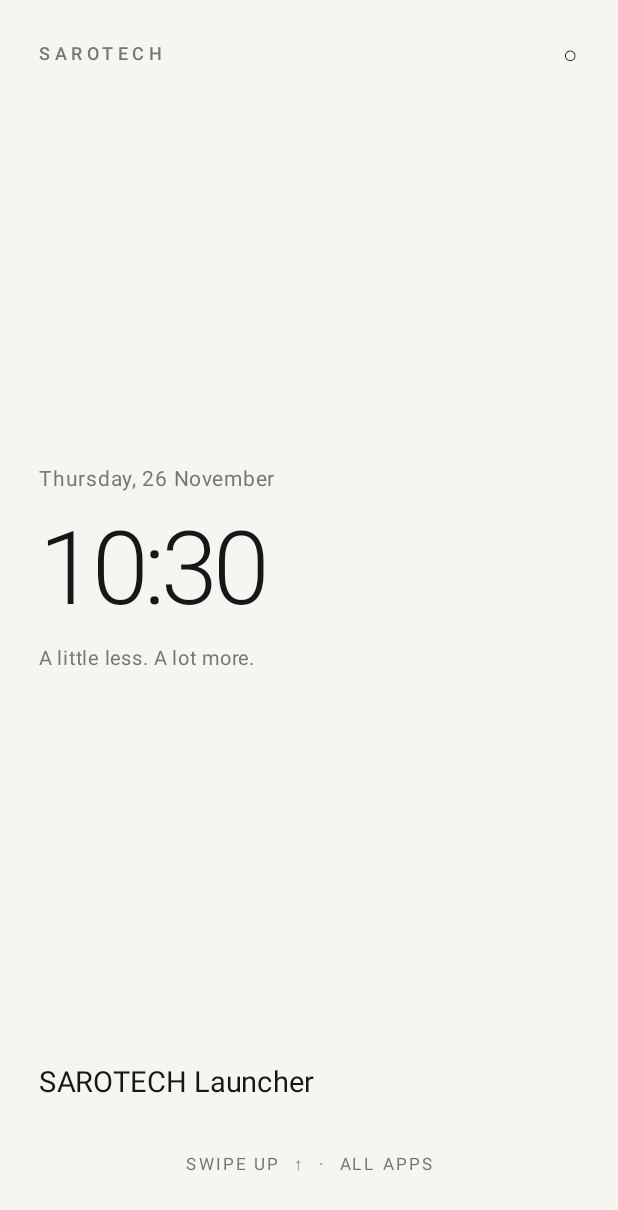
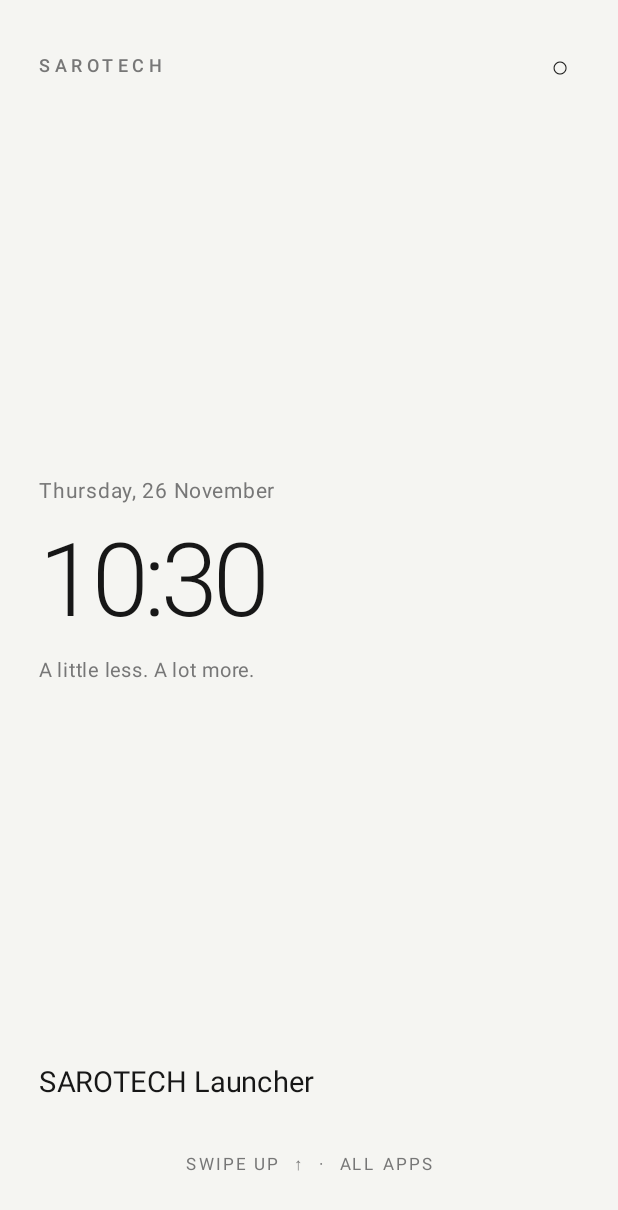
Before and after one commit to prashantlatta123-max/SARO_Launcher_pro, an Android app built with Jetpack Compose: the screen it shows after launch (MainActivity), on a phone screen of 412 x 824 dp. Shown: the top 1210 px of the screen. Run offline under Robolectric (Android 15) with nearby library versions, the phone set to English and light mode, and no system bars.

Commit message:
Update MainActivity.kt

```diff
--- a/app/src/main/java/com/sarotech/launcher/MainActivity.kt
+++ b/app/src/main/java/com/sarotech/launcher/MainActivity.kt
@@ -1,5 +1,7 @@
+
 package com.sarotech.launcher
 
+import android.content.Intent
 import android.content.IntentFilter
 import android.os.Build
 import android.os.Bundle
@@ -9,6 +11,7 @@ import androidx.activity.enableEdgeToEdge
 import androidx.compose.foundation.background
 import androidx.compose.foundation.clickable
 import androidx.compose.foundation.gestures.detectVerticalDragGestures
+import androidx.compose.foundation.isSystemInDarkTheme
 import androidx.compose.foundation.layout.*
 import androidx.compose.foundation.lazy.LazyColumn
 import androidx.compose.foundation.lazy.items
@@ -31,6 +34,7 @@ import androidx.lifecycle.Lifecycle
 import androidx.lifecycle.LifecycleEventObserver
 import androidx.lifecycle.compose.LocalLifecycleOwner
 import androidx.lifecycle.viewmodel.compose.viewModel
+import com.sarotech.launcher.data.AppEntry
 import com.sarotech.launcher.data.LauncherRepository
 import com.sarotech.launcher.receiver.PackageChangeReceiver
 import com.sarotech.launcher.ui.LauncherViewModel
@@ -42,21 +46,34 @@ import java.time.format.DateTimeFormatter
 import java.util.Locale
 
 class MainActivity : ComponentActivity() {
+
     private var packageReceiver: PackageChangeReceiver? = null
+
     private var packageChangeVersion by mutableIntStateOf(0)
 
     override fun onCreate(savedInstanceState: Bundle?) {
         super.onCreate(savedInstanceState)
+
         enableEdgeToEdge()
-        setContent { SarotechLauncher(packageChangeVersion = packageChangeVersion) }
+
+        setContent {
+            SarotechLauncher(
+                packageChangeVersion = packageChangeVersion
+            )
+        }
     }
 
     override fun onStart() {
         super.onStart()
+
+        if (packageReceiver != null) return
+
         val receiver = PackageChangeReceiver {
             packageChangeVersion++
         }
+
         packageReceiver = receiver
+
         val filter = IntentFilter().apply {
             addAction(Intent.ACTION_PACKAGE_ADDED)
             addAction(Intent.ACTION_PACKAGE_REMOVED)
@@ -64,75 +81,177 @@ class MainActivity : ComponentActivity() {
             addAction(Intent.ACTION_PACKAGE_REPLACED)
             addDataScheme("package")
         }
-        if (Build.VERSION.SDK_INT >= 33) {
-            registerReceiver(receiver, filter, RECEIVER_NOT_EXPORTED)
+
+        try {
+            if (Build.VERSION.SDK_INT >= Build.VERSION_CODES.TIRAMISU) {
+                registerReceiver(
+                    receiver,
+                    filter,
+                    RECEIVER_NOT_EXPORTED
+                )
             } else {
                 @Suppress("DEPRECATION")
                 registerReceiver(receiver, filter)
             }
+        } catch (exception: Exception) {
+            packageReceiver = null
+            android.util.Log.e(
+                "SAROTECH",
+                "Package receiver registration failed",
+                exception
+            )
+        }
     }
 
     override fun onStop() {
-        packageReceiver?.let { runCatching { unregisterReceiver(it) } }
+        packageReceiver?.let { receiver ->
+            try {
+                unregisterReceiver(receiver)
+            } catch (exception: IllegalArgumentException) {
+                android.util.Log.w(
+                    "SAROTECH",
+                    "Receiver was already unregistered",
+                    exception
+                )
+            }
+        }
+
         packageReceiver = null
+
         super.onStop()
     }
 }
 
 @Composable
-private fun SarotechLauncher(packageChangeVersion: Int) {
+private fun SarotechLauncher(
+    packageChangeVersion: Int
+) {
     val context = LocalContext.current
+
     val lifecycleOwner = LocalLifecycleOwner.current
-    val repository = remember { LauncherRepository(context.applicationContext) }
-    val factory = remember { LauncherViewModelFactory(repository) }
-    val viewModel: LauncherViewModel = viewModel(factory = factory)
-    val state by viewModel.state.collectAsState()
 
-    var query by remember { mutableStateOf("") }
-    var drawerOpen by remember { mutableStateOf(false) }
-    var darkOverride by remember { mutableStateOf<Boolean?>(null) }
-    val systemDark = androidx.compose.foundation.isSystemInDarkTheme()
+    val repository = remember {
+        LauncherRepository(context.applicationContext)
+    }
+
+    val factory = remember {
+        LauncherViewModelFactory(repository)
+    }
+
+    val launcherViewModel: LauncherViewModel = viewModel(
+        factory = factory
+    )
+
+    val state by launcherViewModel.state.collectAsState()
+
+    var query by remember {
+        mutableStateOf("")
+    }
+
+    var drawerOpen by remember {
+        mutableStateOf(false)
+    }
+
+    var darkOverride by remember {
+        mutableStateOf<Boolean?>(null)
+    }
+
+    val systemDark = isSystemInDarkTheme()
+
     val darkTheme = darkOverride ?: systemDark
 
-    LaunchedEffect(Unit) { viewModel.refresh() }
+    LaunchedEffect(Unit) {
+        launcherViewModel.refresh()
+    }
+
     LaunchedEffect(packageChangeVersion) {
-        if (packageChangeVersion > 0) viewModel.refresh()
+        if (packageChangeVersion > 0) {
+            launcherViewModel.refresh()
+        }
     }
 
     DisposableEffect(lifecycleOwner) {
         val observer = LifecycleEventObserver { _, event ->
-            if (event == Lifecycle.Event.ON_RESUME) viewModel.refresh()
+
+            if (event == Lifecycle.Event.ON_RESUME) {
+                launcherViewModel.refresh()
             }
-        lifecycleOwner.lifecycle.addObserver(observer)
-        onDispose { lifecycleOwner.lifecycle.removeObserver(observer) }
         }
 
-    val background = if (darkTheme) Color(0xFF050505) else Color(0xFFF5F5F2)
-    val foreground = if (darkTheme) Color(0xFFF3F0E8) else Color(0xFF171717)
-    val secondary = if (darkTheme) Color(0xFF969696) else Color(0xFF777777)
+        lifecycleOwner.lifecycle.addObserver(observer)
+
+        onDispose {
+            lifecycleOwner.lifecycle.removeObserver(observer)
+        }
+    }
+
+    val background = if (darkTheme) {
+        Color(0xFF050505)
+    } else {
+        Color(0xFFF5F5F2)
+    }
+
+    val foreground = if (darkTheme) {
+        Color(0xFFF3F0E8)
+    } else {
+        Color(0xFF171717)
+    }
+
+    val secondary = if (darkTheme) {
+        Color(0xFF969696)
+    } else {
+        Color(0xFF777777)
+    }
+
     val focusManager = LocalFocusManager.current
 
-    val filtered = remember(state.apps, query) {
+    val filteredApps = remember(state.apps, query) {
+
         val normalized = NativeBridge.normalize(query)
-        if (normalized.isBlank()) state.apps
-        else state.apps.filter { NativeBridge.normalize(it.label).contains(normalized) }
+
+        if (normalized.isBlank()) {
+            state.apps
+        } else {
+            state.apps.filter { app ->
+                NativeBridge.normalize(app.label)
+                    .contains(normalized)
+            }
+        }
     }
 
     MaterialTheme(
-        colorScheme = if (darkTheme) darkColorScheme(
-            background = background, surface = background, onBackground = foreground
-        ) else lightColorScheme(
-            background = background, surface = background, onBackground = foreground
+        colorScheme = if (darkTheme) {
+            darkColorScheme(
+                background = background,
+                surface = background,
+                onBackground = foreground,
+                onSurface = foreground
             )
+        } else {
+            lightColorScheme(
+                background = background,
+                surface = background,
+                onBackground = foreground,
+                onSurface = foreground
+            )
+        }
     ) {
+
         Box(
-            Modifier.fillMaxSize()
+            modifier = Modifier
+                .fillMaxSize()
                 .background(background)
                 .windowInsetsPadding(WindowInsets.safeDrawing)
-                .padding(horizontal = 26.dp, vertical = 24.dp)
+                .padding(
+                    horizontal = 26.dp,
+                    vertical = 24.dp
+                )
                 .pointerInput(drawerOpen) {
-                    if (!drawerOpen) detectVerticalDragGestures(
+
+                    if (!drawerOpen) {
+                        detectVerticalDragGestures(
                             onVerticalDrag = { change, amount ->
+
                                 if (amount < -8f) {
                                     change.consume()
                                     drawerOpen = true
@@ -140,30 +259,51 @@ private fun SarotechLauncher(packageChangeVersion: Int) {
                             }
                         )
                     }
+                }
         ) {
+
             if (!drawerOpen) {
+
                 HomeScreen(
                     apps = state.apps.take(5),
                     foreground = foreground,
                     secondary = secondary,
                     darkTheme = darkTheme,
-                    onToggleTheme = { darkOverride = !darkTheme },
-                    onOpenDrawer = { drawerOpen = true },
-                    onLaunch = repository::launch
+
+                    onToggleTheme = {
+                        darkOverride = !darkTheme
+                    },
+
+                    onOpenDrawer = {
+                        drawerOpen = true
+                    },
+
+                    onLaunch = { app ->
+                        repository.launch(app)
+                    }
                 )
+
             } else {
+
                 DrawerScreen(
-                    apps = filtered,
+                    apps = filteredApps,
                     query = query,
                     foreground = foreground,
                     secondary = secondary,
-                    onQueryChange = { query = it },
+
+                    onQueryChange = {
+                        query = it
+                    },
+
                     onClose = {
                         focusManager.clearFocus()
                         query = ""
                         drawerOpen = false
                     },
-                    onLaunch = repository::launch
+
+                    onLaunch = { app ->
+                        repository.launch(app)
+                    }
                 )
             }
         }
@@ -172,104 +312,253 @@ private fun SarotechLauncher(packageChangeVersion: Int) {
 
 @Composable
 private fun HomeScreen(
-    apps: List<com.sarotech.launcher.data.AppEntry>,
+    apps: List<AppEntry>,
     foreground: Color,
     secondary: Color,
     darkTheme: Boolean,
     onToggleTheme: () -> Unit,
     onOpenDrawer: () -> Unit,
-    onLaunch: (com.sarotech.launcher.data.AppEntry) -> Unit
+    onLaunch: (AppEntry) -> Unit
 ) {
-    var now by remember { mutableStateOf(LocalTime.now()) }
+
+    var now by remember {
+        mutableStateOf(LocalTime.now())
+    }
+
+    var today by remember {
+        mutableStateOf(LocalDate.now())
+    }
+
     LaunchedEffect(Unit) {
+
         while (true) {
+
             now = LocalTime.now()
-            delay(1_000)
+            today = LocalDate.now()
+
+            delay(1000)
         }
     }
 
-    Column(Modifier.fillMaxSize(), verticalArrangement = Arrangement.SpaceBetween) {
-        Row(Modifier.fillMaxWidth(), horizontalArrangement = Arrangement.SpaceBetween) {
-            Text("SAROTECH", color = secondary, fontSize = 12.sp,
-                fontWeight = FontWeight.SemiBold, letterSpacing = 3.sp)
-            Text(if (darkTheme) "●" else "○", color = foreground,
-                modifier = Modifier.clickable(onClick = onToggleTheme))
+    Column(
+        modifier = Modifier.fillMaxSize(),
+        verticalArrangement = Arrangement.SpaceBetween
+    ) {
+
+        Row(
+            modifier = Modifier.fillMaxWidth(),
+            horizontalArrangement = Arrangement.SpaceBetween,
+            verticalAlignment = Alignment.CenterVertically
+        ) {
+
+            Text(
+                text = "SAROTECH",
+                color = secondary,
+                fontSize = 12.sp,
+                fontWeight = FontWeight.SemiBold,
+                letterSpacing = 3.sp
+            )
+
+            Text(
+                text = if (darkTheme) "●" else "○",
+                color = foreground,
+                fontSize = 20.sp,
+                modifier = Modifier
+                    .clickable(onClick = onToggleTheme)
+                    .padding(6.dp)
+            )
         }
 
-        Column(verticalArrangement = Arrangement.spacedBy(8.dp)) {
-            Text(LocalDate.now().format(
-                DateTimeFormatter.ofPattern("EEEE, d MMMM", Locale.getDefault())
-            ), color = secondary, fontSize = 14.sp)
-            Text(now.format(DateTimeFormatter.ofPattern("HH:mm")),
-                color = foreground, fontSize = 68.sp,
-                fontWeight = FontWeight.Light, letterSpacing = (-3).sp)
-            Text("A little less. A lot more.", color = secondary, fontSize = 13.sp)
+        Column(
+            verticalArrangement = Arrangement.spacedBy(8.dp)
+        ) {
+
+            Text(
+                text = today.format(
+                    DateTimeFormatter.ofPattern(
+                        "EEEE, d MMMM",
+                        Locale.getDefault()
+                    )
+                ),
+                color = secondary,
+                fontSize = 14.sp
+            )
+
+            Text(
+                text = now.format(
+                    DateTimeFormatter.ofPattern("HH:mm")
+                ),
+                color = foreground,
+                fontSize = 68.sp,
+                fontWeight = FontWeight.Light,
+                letterSpacing = (-3).sp
+            )
+
+            Text(
+                text = "A little less. A lot more.",
+                color = secondary,
+                fontSize = 13.sp
+            )
         }
 
-        Column(verticalArrangement = Arrangement.spacedBy(18.dp)) {
+        Column(
+            verticalArrangement = Arrangement.spacedBy(18.dp)
+        ) {
+
             apps.forEach { app ->
-                Text(app.label, color = foreground, fontSize = 19.sp,
-                    modifier = Modifier.fillMaxWidth().clickable { onLaunch(app) })
+
+                Text(
+                    text = app.label,
+                    color = foreground,
+                    fontSize = 19.sp,
+                    modifier = Modifier
+                        .fillMaxWidth()
+                        .clickable {
+                            onLaunch(app)
                         }
-            Text("SWIPE UP  ↑  ·  ALL APPS", color = secondary,
-                fontSize = 11.sp, letterSpacing = 2.sp,
-                modifier = Modifier.align(Alignment.CenterHorizontally)
-                    .clickable(onClick = onOpenDrawer).padding(12.dp))
+                )
+            }
+
+            Text(
+                text = "SWIPE UP  ↑  ·  ALL APPS",
+                color = secondary,
+                fontSize = 11.sp,
+                letterSpacing = 2.sp,
+                modifier = Modifier
+                    .align(Alignment.CenterHorizontally)
+                    .clickable(onClick = onOpenDrawer)
+                    .padding(12.dp)
+            )
         }
     }
 }
 
 @Composable
 private fun DrawerScreen(
-    apps: List<com.sarotech.launcher.data.AppEntry>,
+    apps: List<AppEntry>,
     query: String,
     foreground: Color,
     secondary: Color,
     onQueryChange: (String) -> Unit,
     onClose: () -> Unit,
-    onLaunch: (com.sarotech.launcher.data.AppEntry) -> Unit
+    onLaunch: (AppEntry) -> Unit
 ) {
+
     val focusManager = LocalFocusManager.current
-    Column(Modifier.fillMaxSize()) {
-        Row(Modifier.fillMaxWidth(), horizontalArrangement = Arrangement.SpaceBetween,
-            verticalAlignment = Alignment.CenterVertically) {
-            Text("APPLICATIONS", color = foreground, fontSize = 12.sp,
-                letterSpacing = 2.sp, fontWeight = FontWeight.Bold)
-            Text("DONE", color = secondary, fontSize = 11.sp,
-                modifier = Modifier.clickable(onClick = onClose).padding(8.dp))
+
+    Column(
+        modifier = Modifier.fillMaxSize()
+    ) {
+
+        Row(
+            modifier = Modifier.fillMaxWidth(),
+            horizontalArrangement = Arrangement.SpaceBetween,
+            verticalAlignment = Alignment.CenterVertically
+        ) {
+
+            Text(
+                text = "APPLICATIONS",
+                color = foreground,
+                fontSize = 12.sp,
+                letterSpacing = 2.sp,
+                fontWeight = FontWeight.Bold
+            )
+
+            Text(
+                text = "DONE",
+                color = secondary,
+                fontSize = 11.sp,
+                modifier = Modifier
+                    .clickable(onClick = onClose)
+                    .padding(8.dp)
+            )
         }
-        Spacer(Modifier.height(18.dp))
+
+        Spacer(
+            modifier = Modifier.height(18.dp)
+        )
+
         OutlinedTextField(
             value = query,
             onValueChange = onQueryChange,
             modifier = Modifier.fillMaxWidth(),
-            placeholder = { Text("Search apps", color = secondary) },
+            placeholder = {
+                Text(
+                    text = "Search apps",
+                    color = secondary
+                )
+            },
             singleLine = true,
             shape = RoundedCornerShape(14.dp),
-            keyboardOptions = KeyboardOptions(imeAction = ImeAction.Done),
-            keyboardActions = KeyboardActions(onDone = { focusManager.clearFocus() }),
+
+            keyboardOptions = KeyboardOptions(
+                imeAction = ImeAction.Done
+            ),
+
+            keyboardActions = KeyboardActions(
+                onDone = {
+                    focusManager.clearFocus()
+                }
+            ),
+
             colors = OutlinedTextFieldDefaults.colors(
                 focusedTextColor = foreground,
                 unfocusedTextColor = foreground,
                 focusedBorderColor = secondary,
-                unfocusedBorderColor = secondary.copy(alpha = .35f),
+                unfocusedBorderColor = secondary.copy(
+                    alpha = 0.35f
+                ),
                 cursorColor = foreground
             )
         )
-        Spacer(Modifier.height(12.dp))
+
+        Spacer(
+            modifier = Modifier.height(12.dp)
+        )
+
         if (apps.isEmpty()) {
-            Box(Modifier.fillMaxSize(), contentAlignment = Alignment.Center) {
-                Text(if (query.isBlank()) "No launchable apps found" else "No matching apps",
-                    color = secondary)
+
+            Box(
+                modifier = Modifier.fillMaxSize(),
+                contentAlignment = Alignment.Center
+            ) {
+
+                Text(
+                    text = if (query.isBlank()) {
+                        "No launchable apps found"
+                    } else {
+                        "No matching apps"
+                    },
+                    color = secondary
+                )
             }
+
         } else {
-            LazyColumn(Modifier.fillMaxSize()) {
-                items(apps, key = { it.stableId }) { app ->
-                    Text(app.label, color = foreground, fontSize = 17.sp,
-                        modifier = Modifier.fillMaxWidth()
-                            .clickable { onLaunch(app) }
-                            .padding(vertical = 14.dp))
-                    HorizontalDivider(color = secondary.copy(alpha = .18f))
+
+            LazyColumn(
+                modifier = Modifier.fillMaxSize()
+            ) {
+
+                items(
+                    items = apps,
+                    key = { it.stableId }
+                ) { app ->
+
+                    Text(
+                        text = app.label,
+                        color = foreground,
+                        fontSize = 17.sp,
+                        modifier = Modifier
+                            .fillMaxWidth()
+                            .clickable {
+                                onLaunch(app)
+                            }
+                            .padding(vertical = 14.dp)
+                    )
+
+                    HorizontalDivider(
+                        color = secondary.copy(alpha = 0.18f)
+                    )
                 }
             }
         }
```
Lines whose indentation alone changed are shown as unchanged.
